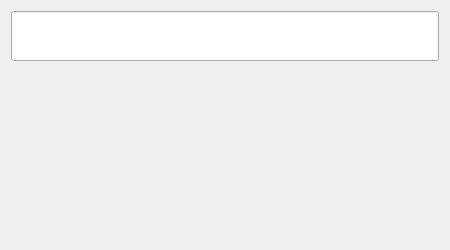
Above: app/cpp/client/qt/mingw/code/src/manager/GCalculatorUi.ui from gkesse/ReadyCode before the change. Below: the same form after it.
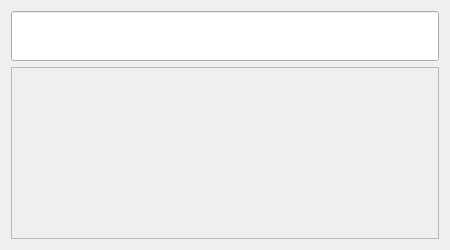
That is the form after the change.

```diff
--- a/app/cpp/client/qt/mingw/code/src/manager/GCalculatorUi.ui
+++ b/app/cpp/client/qt/mingw/code/src/manager/GCalculatorUi.ui
@@ -19,7 +19,7 @@
   <property name="windowTitle">
    <string>Calculatrice</string>
   </property>
-  <layout class="QGridLayout" name="gridLayout">
+  <layout class="QGridLayout" name="gridLayout" rowstretch="0,1">
    <item row="0" column="0">
     <widget class="QLineEdit" name="edtExpression">
      <property name="minimumSize">
@@ -31,17 +31,26 @@
     </widget>
    </item>
    <item row="1" column="0">
-    <spacer name="verticalSpacer">
-     <property name="orientation">
-      <enum>Qt::Vertical</enum>
+    <widget class="QScrollArea" name="scrollArea">
+     <property name="widgetResizable">
+      <bool>true</bool>
      </property>
-     <property name="sizeHint" stdset="0">
-      <size>
-       <width>20</width>
-       <height>40</height>
-      </size>
-     </property>
-    </spacer>
+     <widget class="QWidget" name="scrollAreaWidgetContents">
+      <property name="geometry">
+       <rect>
+        <x>0</x>
+        <y>0</y>
+        <width>426</width>
+        <height>169</height>
+       </rect>
+      </property>
+      <layout class="QGridLayout" name="gridLayout_2">
+       <item row="0" column="0">
+        <layout class="QVBoxLayout" name="layResult"/>
+       </item>
+      </layout>
+     </widget>
+    </widget>
    </item>
   </layout>
  </widget>
```
